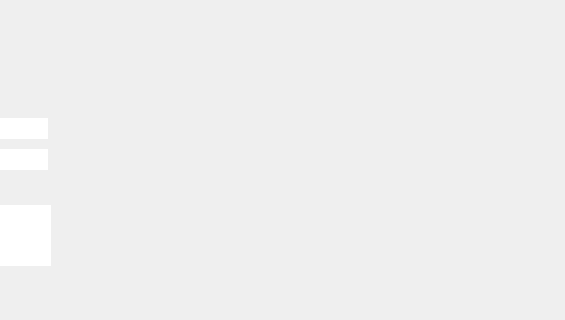
Above: pteid-mw-pt/_src/eidmw/eidgui/mainwnd.ui from amagovpt/autenticacao.gov before the change; both pictures show x 360 to 925 and y 305 to 625 of the 925 by 1042 pixel window. Below: the same form after it.
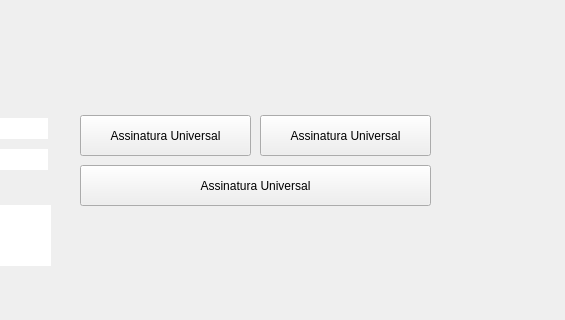
That is the form after the change. The open tabs and pages were chosen to show the change. Icons and pictures are not drawn.

Commit message: Add new shortcut buttons

What changed in the file:
```diff
--- a/pteid-mw-pt/_src/eidmw/eidgui/mainwnd.ui
+++ b/pteid-mw-pt/_src/eidmw/eidgui/mainwnd.ui
@@ -395,6 +395,45 @@
          <bool>true</bool>
         </property>
        </widget>
+       <widget class="QPushButton" name="btnShortcut_UnivSign">
+        <property name="geometry">
+         <rect>
+          <x>430</x>
+          <y>310</y>
+          <width>171</width>
+          <height>41</height>
+         </rect>
+        </property>
+        <property name="text">
+         <string>Assinatura Universal</string>
+        </property>
+       </widget>
+       <widget class="QPushButton" name="btnShortcut_PDFSign">
+        <property name="geometry">
+         <rect>
+          <x>610</x>
+          <y>310</y>
+          <width>171</width>
+          <height>41</height>
+         </rect>
+        </property>
+        <property name="text">
+         <string>Assinatura Universal</string>
+        </property>
+       </widget>
+       <widget class="QPushButton" name="btnShortcut_verifySign">
+        <property name="geometry">
+         <rect>
+          <x>430</x>
+          <y>360</y>
+          <width>351</width>
+          <height>41</height>
+         </rect>
+        </property>
+        <property name="text">
+         <string>Assinatura Universal</string>
+        </property>
+       </widget>
       </widget>
       <widget class="QWidget" name="page_IdentityExtra">
        <property name="styleSheet">
```
Left out of the diff: 2 changed lines with no effect on the pictures.
